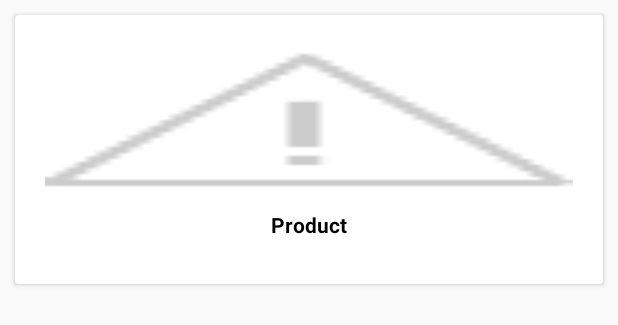
After one commit to applicationsARworks2017/nesaramilk, an Android app: the layout allproductlist.xml on its own in the app's theme, with its tools: preview values and no code run, on a phone screen of 412 x 824 dp. The commit adds this screen. Shown: the top 325 px of the screen. Run offline under Robolectric (Android 15) with nearby library versions, the phone set to English and light mode, and no system bars.

Commit message:
adding products

```diff
--- a/app/src/main/java/demosell/amaresh/android/com/nesara/Activity/ReportActivity.java
+++ b/app/src/main/java/demosell/amaresh/android/com/nesara/Activity/ReportActivity.java
@@ -217,7 +217,7 @@ public class ReportActivity extends AppCompatActivity {
                             String flat_no = o_list_obj.getString("flat_no");
                             String address = o_list_obj.getString("address");
                             String block_name = o_list_obj.getString("block_name");
-                            String appartment_name = o_list_obj.getString("appartment_name");
+                            String appartment_name = o_list_obj.getString("apartment_name");
                             String product_name = o_list_obj.getString("product_name");
                             String s_quantity = o_list_obj.getString("quentity");
                             String s_liter = o_list_obj.getString("weight_type");
--- a/app/src/main/java/demosell/amaresh/android/com/nesara/Util/Constants.java
+++ b/app/src/main/java/demosell/amaresh/android/com/nesara/Util/Constants.java
@@ -32,6 +32,7 @@ public class Constants {
     public static final String SEND_MESSAGE= "setnotification.php";
     public static final String GET_MESSAGE= "getnotification.php";
     public static final String GET_PRODUCTS= "getprice.php";
+    public static final String GET_PRODUCT_LIST= "getproduct.php";
     public static final String STOP_SUBSCRIBE= "stopsubscribe.php";
 
 
--- a/app/src/main/res/layout/activity_admin.xml
+++ b/app/src/main/res/layout/activity_admin.xml
@@ -202,7 +202,7 @@
 
 
             <LinearLayout
-                android:id="@+id/tracksubordinates1"
+                android:id="@+id/products"
                 android:layout_width="match_parent"
                 android:layout_height="100dp"
                 android:layout_marginTop="16dp"
@@ -235,7 +235,7 @@
                 <TextView
                     android:layout_width="wrap_content"
                     android:layout_height="wrap_content"
-                    android:text="Profile"
+                    android:text="Products"
                     android:textColor="@color/ofcolor"/>
             </LinearLayout>
 
--- /dev/null
+++ b/app/src/main/res/layout/allproductlist.xml
@@ -0,0 +1,46 @@
+<?xml version="1.0" encoding="utf-8"?>
+<RelativeLayout xmlns:android="http://schemas.android.com/apk/res/android"
+    android:layout_width="match_parent" android:layout_height="match_parent">
+    <android.support.v7.widget.CardView
+        android:layout_width="wrap_content"
+        android:layout_margin="10dp"
+        android:layout_height="wrap_content">
+        <RelativeLayout
+            android:layout_width="wrap_content"
+            android:layout_height="wrap_content">
+            <ImageView
+                android:layout_width="match_parent"
+                android:layout_height="100dp"
+                android:layout_marginLeft="20dp"
+                android:layout_marginTop="20dp"
+                android:layout_marginRight="20dp"
+                android:scaleType="fitXY"
+                android:background="@drawable/error"
+                android:id="@+id/iv_product"
+                />
+            <TextView
+                android:layout_width="wrap_content"
+                android:layout_height="wrap_content"
+                android:textColor="@color/black"
+                android:id="@+id/tv_produt"
+                android:textStyle="bold"
+                android:layout_marginBottom="30dp"
+
+                android:layout_centerHorizontal="true"
+                android:layout_marginTop="10dp"
+                android:layout_below="@id/iv_product"
+                android:text="Product"/>
+            <TextView
+                android:layout_width="wrap_content"
+                android:layout_height="wrap_content"
+                android:textColor="@color/black"
+                android:id="@+id/tv_price"
+                android:visibility="gone"
+                android:layout_centerHorizontal="true"
+                android:layout_marginTop="5dp"
+                android:layout_marginBottom="30dp"
+                android:layout_below="@id/tv_produt"
+                android:text="10"/>
+        </RelativeLayout>
+    </android.support.v7.widget.CardView>
+</RelativeLayout>
--- a/app/src/main/res/layout/deliverlist.xml
+++ b/app/src/main/res/layout/deliverlist.xml
@@ -15,6 +15,7 @@
             android:layout_marginLeft="10dp"
             android:layout_marginTop="5dp"
             android:id="@+id/apartmentname"
+            android:textColor="@color/apartmentcol"
             android:maxLength="20"
             android:layout_marginBottom="5dp" />
         <LinearLayout
@@ -30,6 +31,7 @@
             android:text="E20122"
             android:maxLength="15"
             android:id="@+id/flatname"
+            android:textColor="@color/flatcol"
             android:layout_marginLeft="20dp"
             android:layout_marginTop="5dp"
             android:layout_marginBottom="5dp"
@@ -46,6 +48,7 @@
             android:layout_height="wrap_content"
             android:text="Desi Milk"
             android:maxLength="20"
+            android:textColor="@color/productcol"
             android:id="@+id/productname"
             android:layout_marginLeft="20dp"
             android:layout_marginTop="5dp"
@@ -63,6 +66,7 @@
             android:text="0.5L"
             android:maxLength="15"
             android:id="@+id/quanity"
+            android:textColor="@color/qntycol"
             android:layout_marginLeft="50dp"
             android:layout_marginTop="5dp"
             android:layout_marginBottom="5dp"/>
--- a/app/src/main/res/values/colors.xml
+++ b/app/src/main/res/values/colors.xml
@@ -35,4 +35,8 @@
     <color name="purple">#B121AC</color>
     <color name="light_purple">#EAC8E9</color>
     <color name="lightyellow">#F9FD7F</color>
+    <color name="apartmentcol">#E64A19</color>
+    <color name="flatcol">#039BE5</color>
+    <color name="productcol">#4CAF50</color>
+    <color name="qntycol">#673AB7</color>
 </resources>
```
Also changed, not shown: app/src/main/AndroidManifest.xml (+6 -2 lines), app/src/main/java/demosell/amaresh/android/com/nesara/Activity/AdminActivity.java (+9 -1 lines), app/src/main/java/demosell/amaresh/android/com/nesara/Activity/ManageProducts.java (added, +204 -0 lines), app/src/main/java/demosell/amaresh/android/com/nesara/Adapter/AllProdudtAdapter.java (added, +91 -0 lines), app/src/main/java/demosell/amaresh/android/com/nesara/Pojo/AllProducts.java (added, +50 -0 lines), app/src/main/res/layout/activity_manage_products.xml (added, +21 -0 lines), 17 other files.
